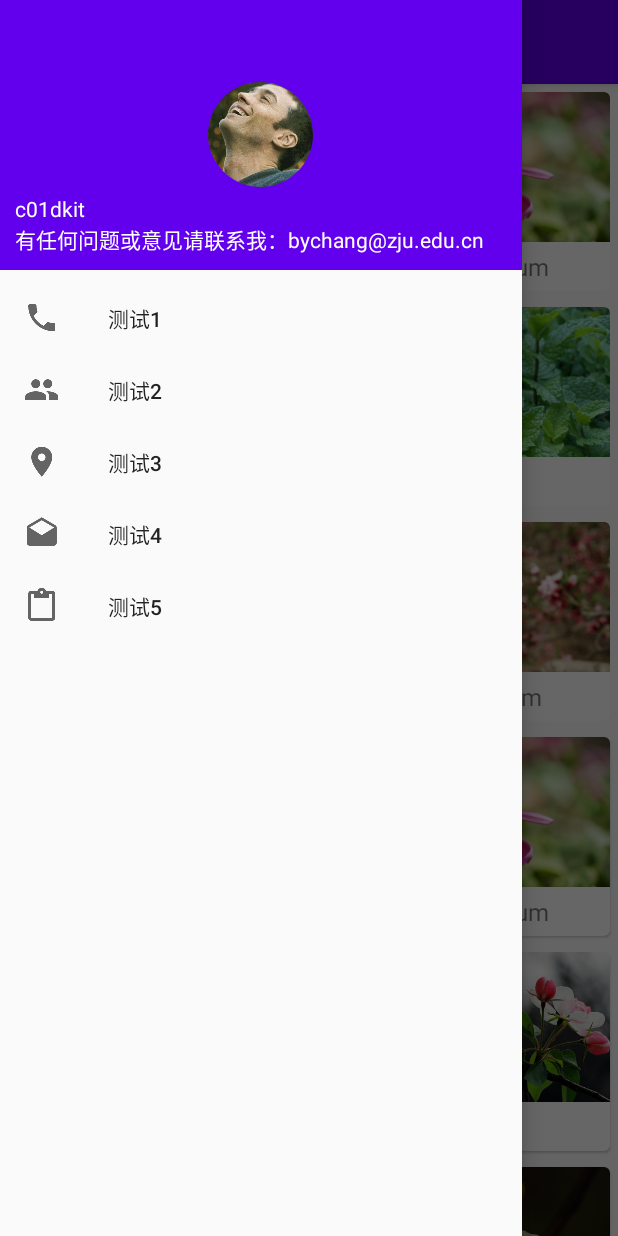
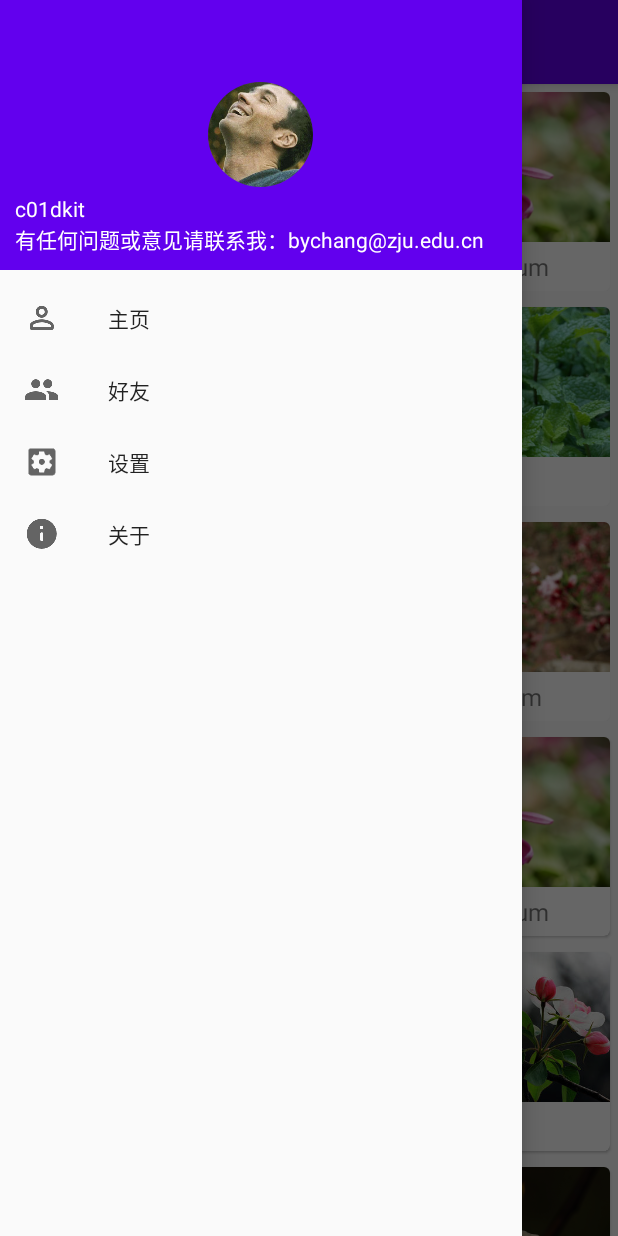
Before and after one commit to c01dkit/HelloFlower, an Android app: the screen it shows after launch (MainActivity), with the side drawer open, on a phone screen of 412 x 824 dp. Run offline under Robolectric (Android 15) with nearby library versions, the phone set to English and light mode, and no system bars; our stand-ins replace CircleImageView; pictures from the network do not load.

Commit message:
before adding settings

```diff
--- a/app/src/main/java/com/example/helloflower_kotlin/MainActivity.kt
+++ b/app/src/main/java/com/example/helloflower_kotlin/MainActivity.kt
@@ -29,7 +29,14 @@ class MainActivity : AppCompatActivity() {
             it.setHomeAsUpIndicator(R.drawable.ic_menu)
         }
         navView.setNavigationItemSelectedListener {
-            Toast.makeText(this, "功能有待开发~", Toast.LENGTH_SHORT).show()
+            when (it.itemId){
+                R.id.navSelf->{
+                    drawerLayout.closeDrawers()
+                }
+                R.id.navInfo->{
+
+                }
+            }
             true
         }
 
--- a/app/src/main/res/menu/nav_menu.xml
+++ b/app/src/main/res/menu/nav_menu.xml
@@ -2,24 +2,20 @@
 <menu xmlns:android="http://schemas.android.com/apk/res/android">
     <group android:checkableBehavior="single">
         <item
-            android:id="@+id/navCall"
-            android:icon="@drawable/nav_call"
-            android:title="测试1" />
+            android:id="@+id/navSelf"
+            android:icon="@drawable/nav_self"
+            android:title="主页" />
         <item
             android:id="@+id/navFriends"
             android:icon="@drawable/nav_friends"
-            android:title="测试2" />
+            android:title="好友" />
         <item
-            android:id="@+id/navLocation"
-            android:icon="@drawable/nav_location"
-            android:title="测试3" />
+            android:id="@+id/navSettings"
+            android:icon="@drawable/nav_settings"
+            android:title="设置" />
         <item
-            android:id="@+id/navMail"
-            android:icon="@drawable/nav_mail"
-            android:title="测试4" />
-        <item
-            android:id="@+id/navTask"
-            android:icon="@drawable/nav_task"
-            android:title="测试5" />
+            android:id="@+id/navInfo"
+            android:icon="@drawable/nav_info"
+            android:title="关于" />
     </group>
 </menu>
--- a/app/src/main/res/menu/toolbar.xml
+++ b/app/src/main/res/menu/toolbar.xml
@@ -11,9 +11,4 @@
         android:icon="@drawable/ic_delete"
         android:title="Delete"
         app:showAsAction="ifRoom" />
-    <item
-        android:id="@+id/settings"
-        android:icon="@drawable/ic_settings"
-        android:title="Settings"
-        app:showAsAction="never" />
 </menu>
```
Also changed, not shown: app/src/main/res/drawable-xxhdpi/nav_info.png (added), app/src/main/res/drawable-xxhdpi/nav_self.png (added), app/src/main/res/drawable-xxhdpi/nav_settings.png (renamed from app/src/main/res/drawable-xxhdpi/ic_settings.png).
